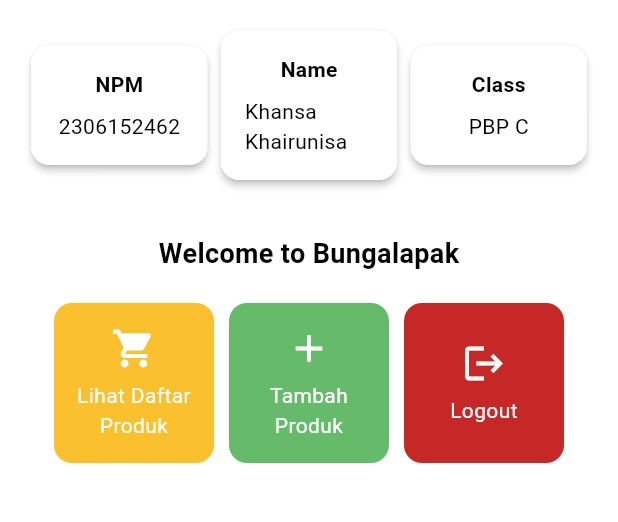
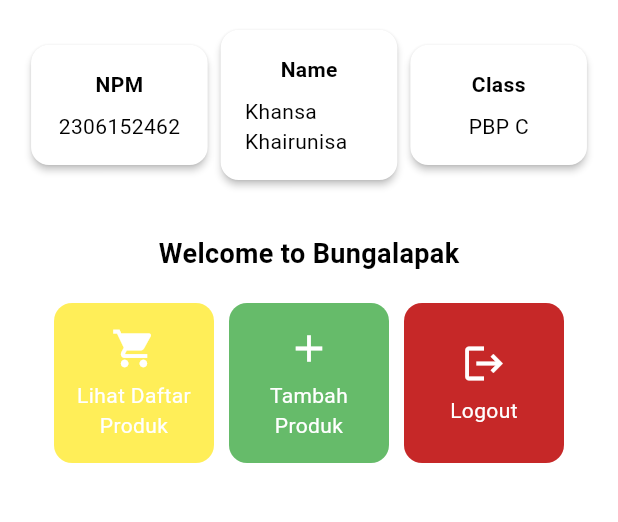
Before and after one commit to khansakhai/bungalapak-mobile, a Flutter app: the screen it shows after launch, on a phone screen of 412 x 824 dp, the part 84-606 px from its top. Run offline on Flutter 3.47's test engine with Material 3 defaults, Android fonts, the phone set to English and light mode, and no system bars.

Commit message:
docs: add README.md and button color

```diff
--- a/lib/menu.dart
+++ b/lib/menu.dart
@@ -7,9 +7,9 @@
   final String className = 'PBP C';
 
   final List<ItemHomepage> items = [
-      ItemHomepage("Lihat Daftar Produk", Icons.shopping_cart, Colors.yellow[700] ?? Colors.yellow),
-      ItemHomepage("Tambah Produk", Icons.add, Colors.green[400] ?? Colors.green),
-      ItemHomepage("Logout", Icons.logout, Colors.red[800] ?? Colors.red),
+      ItemHomepage("Lihat Daftar Produk", Icons.shopping_cart, Colors.yellow.shade400),
+      ItemHomepage("Tambah Produk", Icons.add, Colors.green.shade400),
+      ItemHomepage("Logout", Icons.logout, Colors.red.shade800),
   ];
 
   @override
```
Also changed, not shown: 1 other file.
